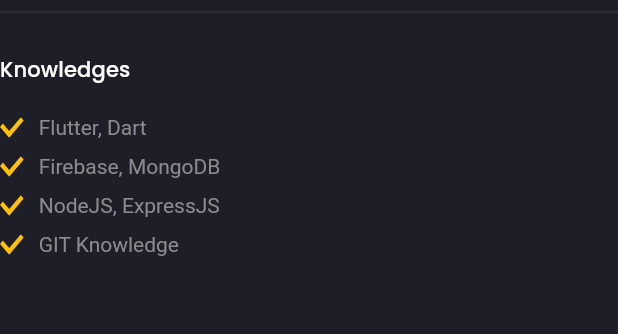
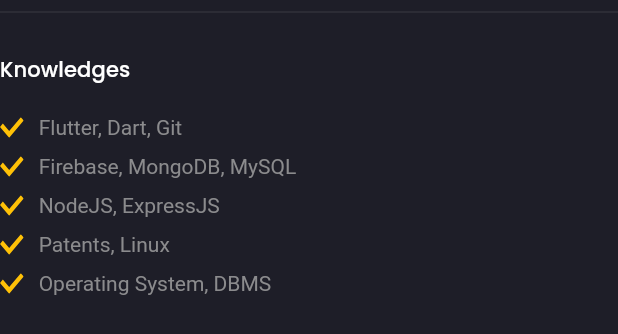
Before and after one commit to simran1901/Simran-s-Portfolio, a Flutter app: the Knowledges widget shown alone on an empty page, opened directly, on a phone screen of 412 x 824 dp. Shown: the top 334 px of the screen. Run offline on Flutter 3.47's test engine with Material 2 defaults, Android fonts, the phone set to English and light mode, and no system bars; our stand-ins replace animated_text_kit, flutter_svg, google_fonts; missing offline and left inert: dart:html.

Commit message:
Updating knowledge section

```diff
--- a/lib/screens/main/components/knowledges.dart
+++ b/lib/screens/main/components/knowledges.dart
@@ -22,10 +22,11 @@ class Knowledges extends StatelessWidget {
             style: Theme.of(context).textTheme.subtitle2,
           ),
         ),
-        KnowledgeText(text: "Flutter, Dart"),
-        KnowledgeText(text: "Firebase, MongoDB"),
+        KnowledgeText(text: "Flutter, Dart, Git"),
+        KnowledgeText(text: "Firebase, MongoDB, MySQL"),
         KnowledgeText(text: "NodeJS, ExpressJS"),
-        KnowledgeText(text: "GIT Knowledge"),
+        KnowledgeText(text: "Patents, Linux"),
+        KnowledgeText(text: "Operating System, DBMS"),
       ],
     );
   }
```
